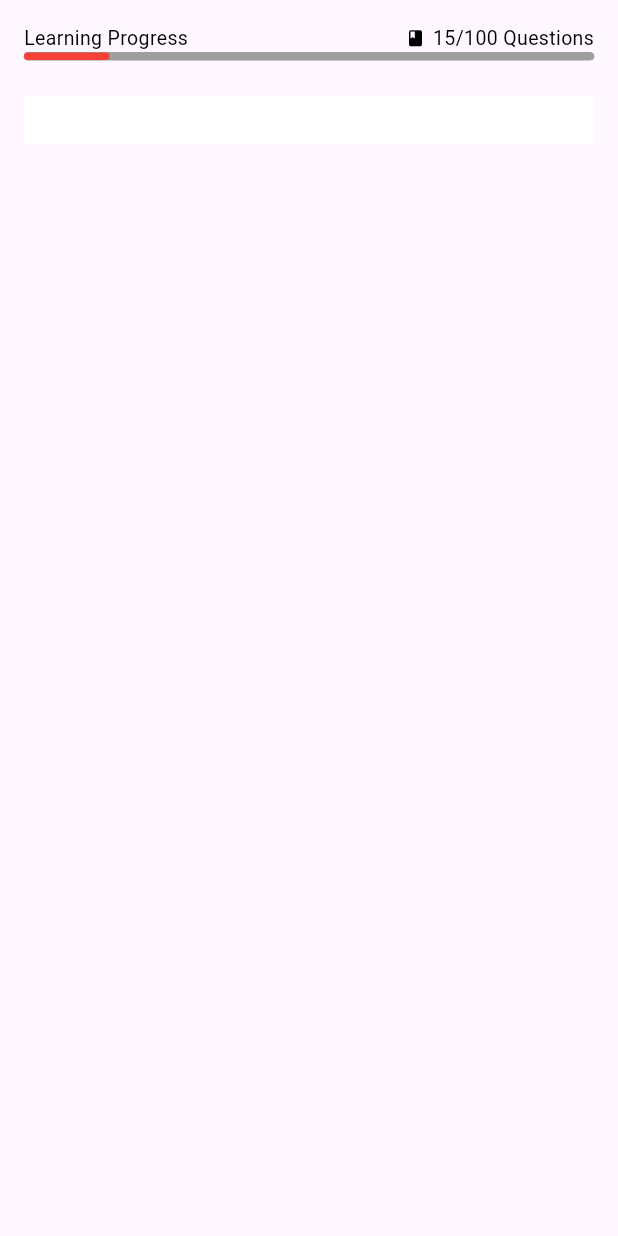
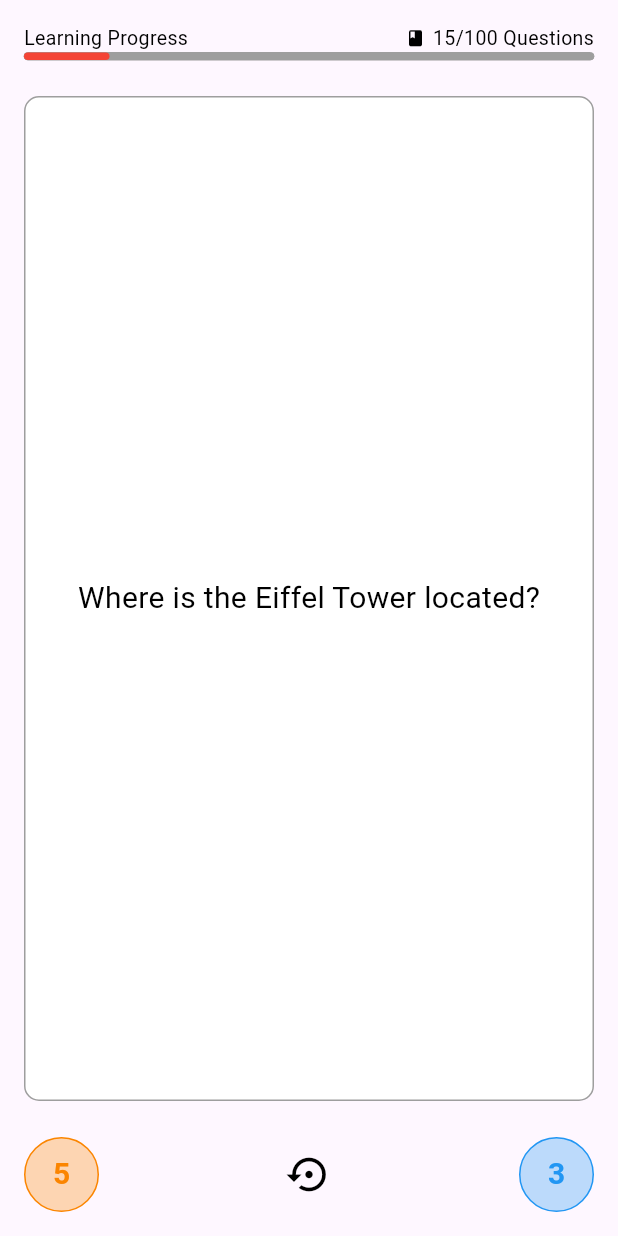
Before and after one commit to hailuong123/quiz_test_1111, a Flutter app: the PracticeTestFlashCardPage screen opened directly, on a phone screen of 412 x 824 dp. Run offline on Flutter 3.47's test engine with Material 3 defaults, Android fonts, the phone set to English and light mode, and no system bars.

Commit message:
Updated UI for flash card page

```diff
--- a/lib/widgets/practice_test_flashcard_page.dart
+++ b/lib/widgets/practice_test_flashcard_page.dart
@@ -7,7 +7,6 @@ class PracticeTestFlashCardPage extends StatelessWidget {
   Widget build(BuildContext context) {
     return Scaffold(
       body: SafeArea(
-        child: SingleChildScrollView(
         child: Column(
           mainAxisAlignment: MainAxisAlignment.start,
           children: [
@@ -65,22 +64,93 @@ class PracticeTestFlashCardPage extends StatelessWidget {
               )
             ),
 
-              Container (
+            Expanded(
+              child: Container (
                 width: double.infinity,
                 padding: EdgeInsets.all(16), // Thêm padding cho nội dung
                 margin: EdgeInsets.fromLTRB(16, 0, 16, 0),
+                constraints: BoxConstraints(
+                  minHeight: 400, // Chiều cao tối thiểu
+                ),
+                decoration: BoxDecoration(
+                  border: Border.all(color: Colors.grey, width: 1),
                   color: Colors.white,
+                  borderRadius: BorderRadius.circular(10),
+                ),
                 child: Column(
+                  mainAxisAlignment: MainAxisAlignment.center,
+                  crossAxisAlignment: CrossAxisAlignment.center,
                   children: [
-                    Row(
-
+                    Column(
+                      children: [
+                        Text('Where is the Eiffel Tower located?',
+                          style: TextStyle(fontSize: 20, color: Colors.black),
+                        ),
+                      ],
                     ),
                   ]
                 )
               )
+            ),
+
+            Container(
+              width: double.infinity,
+              padding: EdgeInsets.all(16), // Thêm padding cho nội dung
+              margin: EdgeInsets.fromLTRB(0, 8, 0, 0),
+              child: Column(
+                children: [
+                  Row(
+                    mainAxisAlignment: MainAxisAlignment.spaceBetween,
+                    children: [
+
+                      Container(
+                        width: 50,
+                        height: 50,
+                        decoration: BoxDecoration(
+                          border: Border.all(color: Color.fromRGBO(251, 133, 0, 1), width: 1),
+                          color: Color.fromRGBO(251, 133, 0, .3),
+                          borderRadius: BorderRadius.circular(100),
+                        ),
+                        child: Column(
+                          mainAxisAlignment: MainAxisAlignment.center,
+                          children: [
+                            Text(
+                              '5',
+                              style: TextStyle(fontSize: 20, color: Color.fromRGBO(251, 133, 0, 1), fontWeight: FontWeight.bold, fontFamily: 'Roboto'),
+                            ),
+                          ]
+                        )
+                      ),
+
+                      Icon(Icons.settings_backup_restore, color: Colors.black, size: 30),
+
+                      Container(
+                        width: 50,
+                        height: 50,
+                        decoration: BoxDecoration(
+                          border: Border.all(color: Color.fromRGBO(33, 150, 243, 1), width: 1),
+                          color: Color.fromRGBO(33, 150, 243, .3),
+                          borderRadius: BorderRadius.circular(100),
+                        ),
+                        child: Column(
+                          mainAxisAlignment: MainAxisAlignment.center,
+                          children: [
+                            Text(
+                              '3',
+                              style: TextStyle(fontSize: 20, color: Color.fromRGBO(33, 150, 243, 1), fontWeight: FontWeight.bold, fontFamily: 'Roboto'),
+                            ),
+                          ]
+                        )
+                      ),
+
+                    ]
+                  ),
+                ]
+              )
+            )
+
           ],
         ),
-        )
       )
     );
   }
```
Lines whose indentation alone changed are shown as unchanged.
